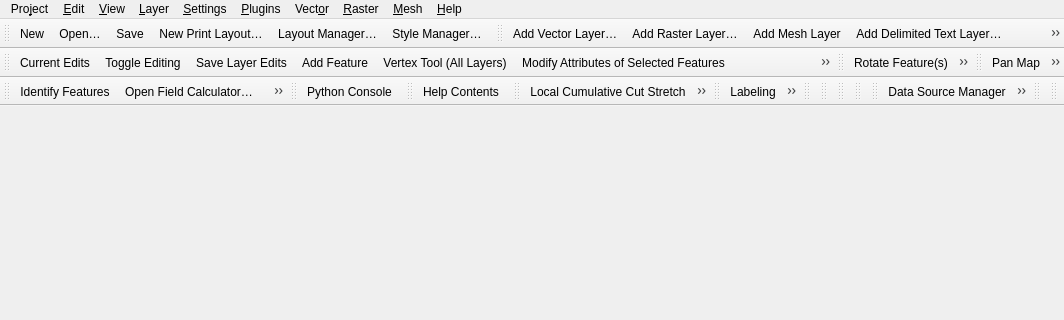
This is src/ui/qgisapp.ui in carsmie/QGIS as Qt 5 draws it before an edit; both pictures show x 0 to 1064 and y 0 to 320 of the 1064 by 506 pixel window. The edited form follows.
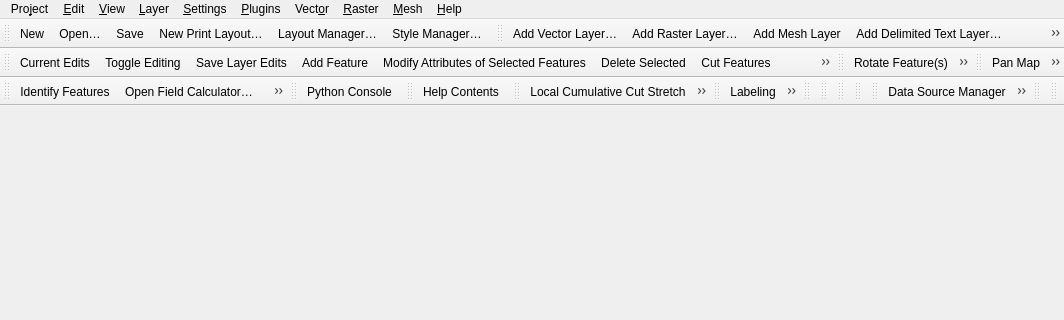
This is the edited form. Icons and pictures are not drawn.

Commit message: independent interface customization for Vertex Tool Current and All Layers

What changed in the file:
```diff
--- a/src/ui/qgisapp.ui
+++ b/src/ui/qgisapp.ui
@@ -507,7 +507,6 @@
    <addaction name="mActionToggleEditing"/>
    <addaction name="mActionSaveLayerEdits"/>
    <addaction name="mActionAddFeature"/>
-   <addaction name="mActionVertexTool"/>
    <addaction name="mActionMultiEditAttributes"/>
    <addaction name="mActionDeleteSelected"/>
    <addaction name="mActionCutFeatures"/>
```
The commit also changes 1 other file.
